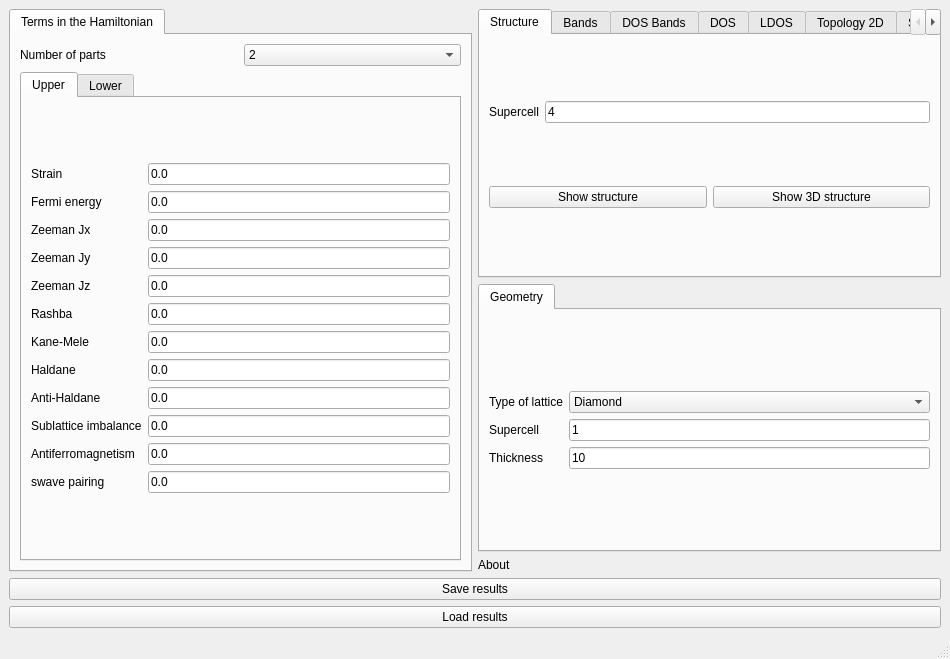
Before: the Qt Designer form interface-pyqt/hybridfilm/interface.ui in joselado/quantum-lattice, drawn with Qt 5.
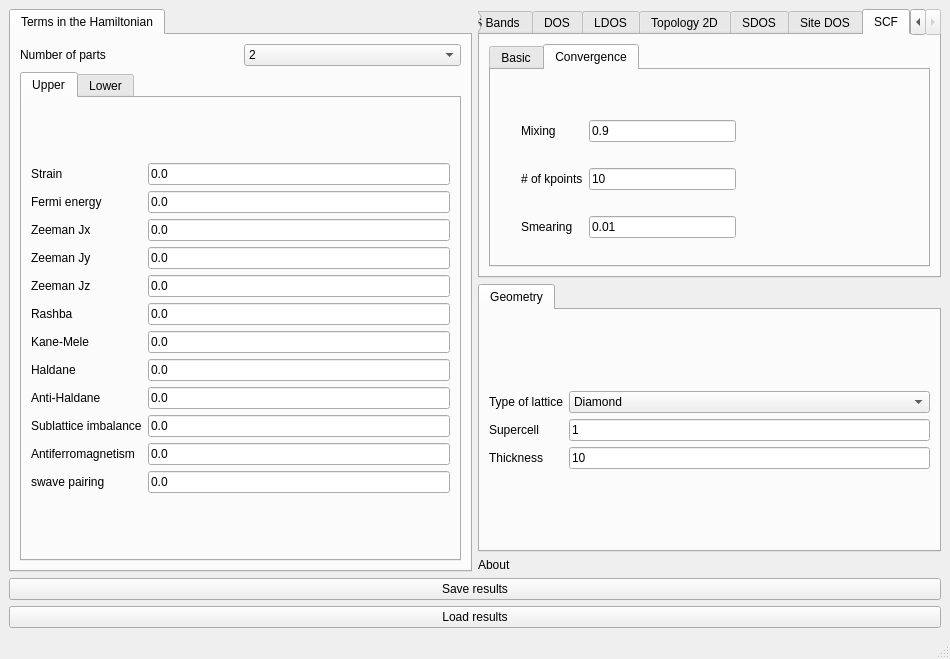
After: the same form once the commit is applied. The open tabs and pages were chosen to show the change. Custom widgets are drawn as their Qt base class.

The edit to the form file:
```diff
--- a/interface-pyqt/hybridfilm/interface.ui
+++ b/interface-pyqt/hybridfilm/interface.ui
@@ -1066,6 +1066,147 @@
         </item>
        </layout>
       </widget>
+      <widget class="QWidget" name="tab_scf">
+       <attribute name="title">
+        <string>SCF</string>
+       </attribute>
+       <layout class="QGridLayout" name="gridLayout_scf_16">
+        <item row="0" column="0">
+         <widget class="QTabWidget" name="tabWidget_scf_bc">
+          <property name="currentIndex">
+           <number>0</number>
+          </property>
+          <widget class="QWidget" name="tab_scf_basic">
+           <attribute name="title">
+            <string>Basic</string>
+           </attribute>
+           <layout class="QGridLayout" name="gridLayout_scf_18">
+            <item row="0" column="0" colspan="2">
+             <layout class="QGridLayout" name="gridLayout_scf_10">
+              <item row="1" column="0" colspan="2">
+              <widget class="QWidget" name="scf_terms_container"/>
+             </item>
+              <item row="0" column="1">
+               <widget class="ComboBox" name="scf_initialization">
+                <item>
+                 <property name="text">
+                  <string>antiferro</string>
+                 </property>
+                </item>
+                <item>
+                 <property name="text">
+                  <string>ferro</string>
+                 </property>
+                </item>
+                <item>
+                 <property name="text">
+                  <string>random</string>
+                 </property>
+                </item>
+               </widget>
+              </item>
+              <item row="0" column="0">
+               <widget class="BodyLabel" name="label_scf_22">
+                <property name="text">
+                 <string>Initialization</string>
+                </property>
+               </widget>
+              </item>
+                                                        <item row="2" column="0">
+               <widget class="BodyLabel" name="label_scf_34">
+                <property name="text">
+                 <string>Filling</string>
+                </property>
+               </widget>
+              </item>
+              <item row="2" column="1">
+               <widget class="LineEdit" name="filling_scf">
+                <property name="text">
+                 <string>0.5</string>
+                </property>
+               </widget>
+              </item>
+                                                                                                                                                                                                                               </layout>
+            </item>
+            <item row="1" column="0">
+             <widget class="CheckBox" name="do_scf">
+              <property name="text">
+               <string>Include mean field</string>
+              </property>
+             </widget>
+            </item>
+            <item row="1" column="1">
+             <widget class="PushButton" name="solve_scf">
+              <property name="text">
+               <string>Solve SCF</string>
+              </property>
+             </widget>
+            </item>
+           </layout>
+          </widget>
+          <widget class="QWidget" name="tab_scf_convergence">
+           <attribute name="title">
+            <string>Convergence</string>
+           </attribute>
+           <widget class="QWidget" name="gridLayoutWidget_scf_12">
+            <property name="geometry">
+             <rect>
+              <x>30</x>
+              <y>30</y>
+              <width>215</width>
+              <height>161</height>
+             </rect>
+            </property>
+            <layout class="QGridLayout" name="gridLayout_scf_12">
+             <item row="0" column="0">
+              <widget class="BodyLabel" name="label_scf_32">
+               <property name="text">
+                <string>Mixing</string>
+               </property>
+              </widget>
+             </item>
+             <item row="1" column="0">
+              <widget class="BodyLabel" name="label_scf_33">
+               <property name="text">
+                <string># of kpoints</string>
+               </property>
+              </widget>
+             </item>
+             <item row="1" column="1">
+              <widget class="LineEdit" name="nk_scf">
+               <property name="text">
+                <string>10</string>
+               </property>
+              </widget>
+             </item>
+             <item row="0" column="1">
+              <widget class="LineEdit" name="mix_scf">
+               <property name="text">
+                <string>0.9</string>
+               </property>
+              </widget>
+             </item>
+             <item row="2" column="0">
+              <widget class="BodyLabel" name="label_scf_35">
+               <property name="text">
+                <string>Smearing</string>
+               </property>
+              </widget>
+             </item>
+             <item row="2" column="1">
+              <widget class="LineEdit" name="smearing_scf">
+               <property name="text">
+                <string>0.01</string>
+               </property>
+              </widget>
+             </item>
+            </layout>
+           </widget>
+          </widget>
+         </widget>
+        </item>
+       </layout>
+      </widget>
      </widget>
     </item>
     <item row="3" column="0" colspan="2">
@@ -1102,6 +1243,11 @@
    <extends>QLabel</extends>
    <header>qfluentwidgets</header>
   </customwidget>
+  <customwidget>
+   <class>CheckBox</class>
+   <extends>QCheckBox</extends>
+   <header>qfluentwidgets</header>
+  </customwidget>
   <customwidget>
    <class>ComboBox</class>
    <extends>QComboBox</extends>
```
